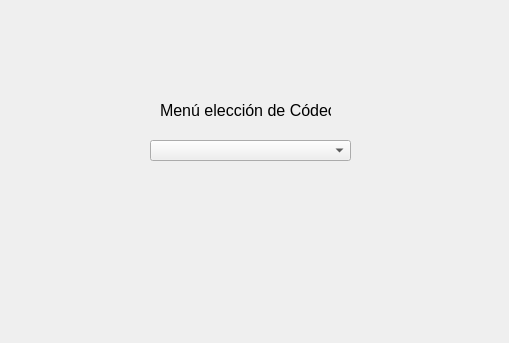
Above: Paso6a.ui from JesusdelCas99/Laboratorio_de_Telematica_P2 before the change. Below: the same form after it.
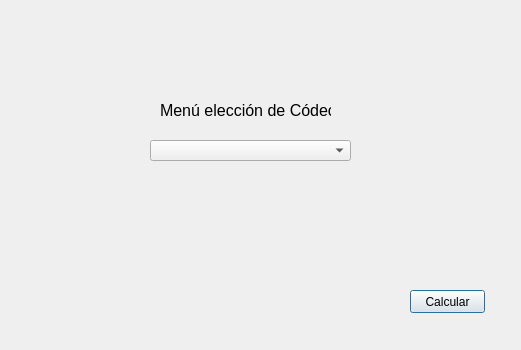
That is the form after the change.

```diff
--- a/Paso6a.ui
+++ b/Paso6a.ui
@@ -6,8 +6,8 @@
    <rect>
     <x>0</x>
     <y>0</y>
-    <width>509</width>
-    <height>343</height>
+    <width>521</width>
+    <height>350</height>
    </rect>
   </property>
   <property name="windowTitle">
@@ -41,6 +41,19 @@
     <string>Menú elección de Códec</string>
    </property>
   </widget>
+  <widget class="QPushButton" name="pushButton">
+   <property name="geometry">
+    <rect>
+     <x>410</x>
+     <y>290</y>
+     <width>75</width>
+     <height>23</height>
+    </rect>
+   </property>
+   <property name="text">
+    <string>Calcular</string>
+   </property>
+  </widget>
  </widget>
  <resources/>
  <connections/>
```
